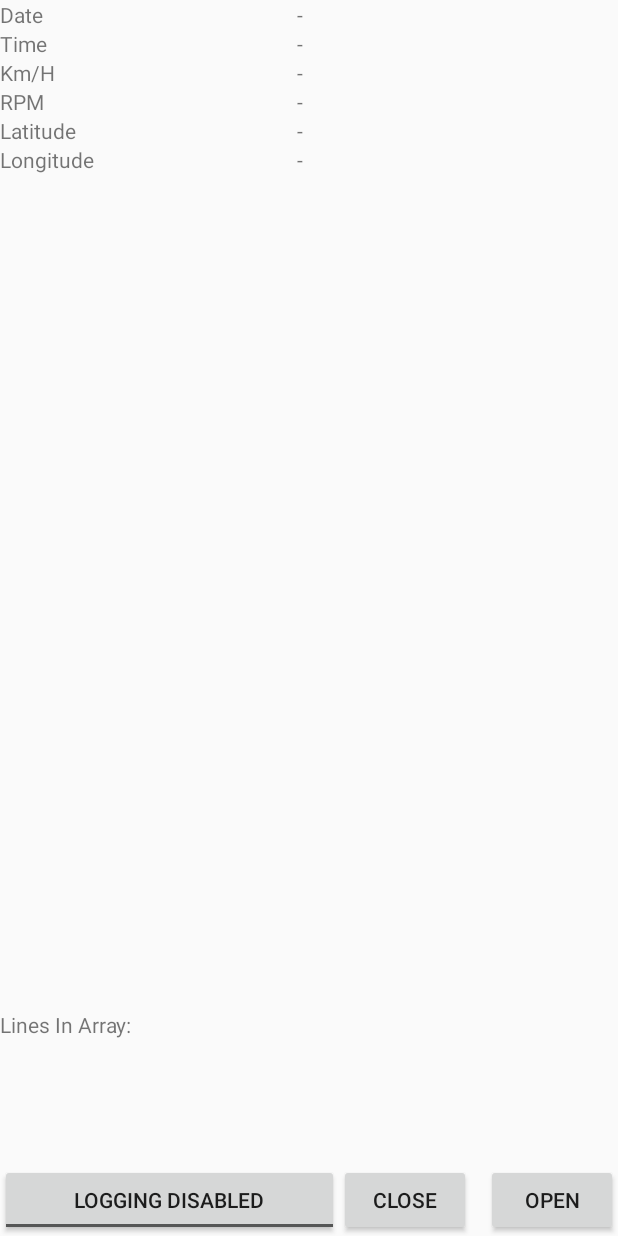
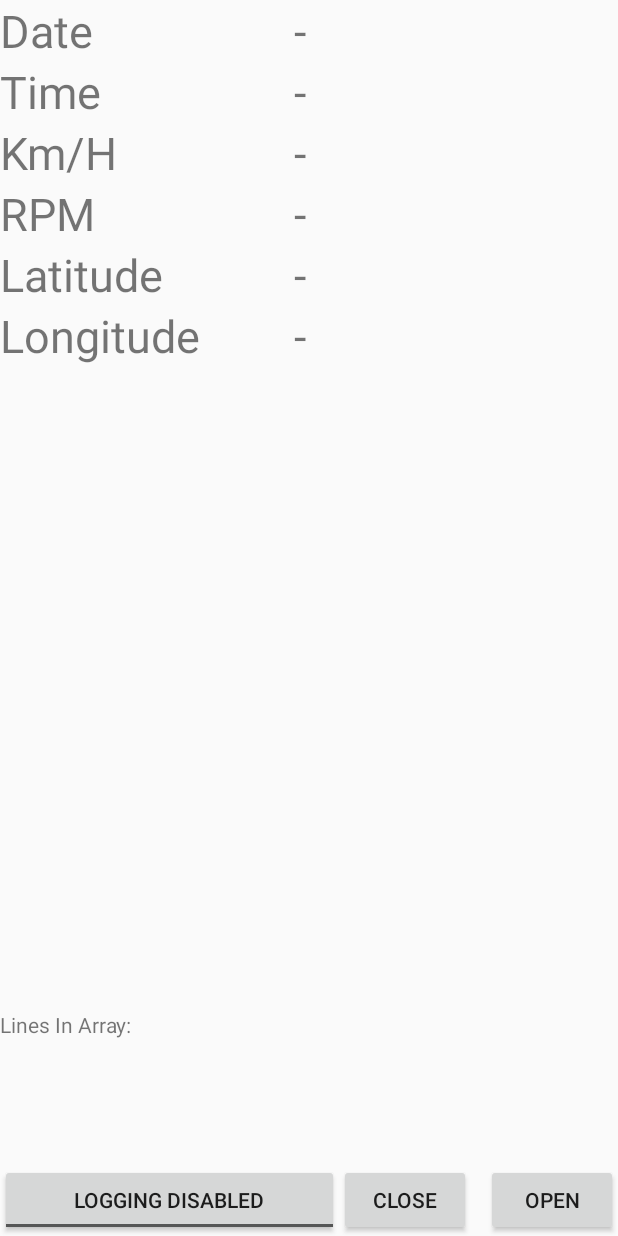
Before and after one commit to nikhunter/Raven, an Android app: the screen it shows after launch (MainActivity), on a phone screen of 412 x 824 dp. Run offline under Robolectric (Android 15) with nearby library versions, the phone set to English and light mode, and no system bars.

Commit message:
Minor changes and code style change

```diff
--- a/Android/Raven/app/build.gradle
+++ b/Android/Raven/app/build.gradle
@@ -3,6 +3,7 @@ apply plugin: 'com.android.application'
 android {
     compileSdkVersion 25
     buildToolsVersion "25.0.3"
+    useLibrary 'org.apache.http.legacy'
     defaultConfig {
         applicationId "com.raven_gps.raven"
         minSdkVersion 22
--- a/Android/Raven/app/src/main/AndroidManifest.xml
+++ b/Android/Raven/app/src/main/AndroidManifest.xml
@@ -19,9 +19,11 @@
         </activity>
     </application>
 
+    <uses-permission android:name="android.permission.INTERNET"/>
     <uses-permission android:name="android.permission.BLUETOOTH"/>
     <uses-permission android:name="android.permission.BLUETOOTH_PRIVILEGED"/>
     <uses-permission android:name="android.permission.BLUETOOTH_ADMIN"/>
     <uses-permission android:name="android.permission.WRITE_EXTERNAL_STORAGE" />
+    <uses-permission android:name="android.permission.READ_EXTERNAL_STORAGE" />
 
 </manifest>
--- a/Android/Raven/app/src/main/res/layout/activity_main.xml
+++ b/Android/Raven/app/src/main/res/layout/activity_main.xml
@@ -33,36 +33,39 @@
         android:layout_above="@+id/scrollView2">
 
         <TextView
-            android:layout_width="200px"
             android:layout_height="wrap_content"
             android:layout_column="0"
             android:layout_row="0"
-            android:text="Date" />
+            android:text="Date"
+            android:textSize="30sp" />
 
         <TextView
-            android:layout_width="200px"
             android:layout_height="wrap_content"
             android:layout_column="0"
             android:layout_row="1"
-            android:text="Time" />
+            android:text="Time"
+            android:textSize="30sp" />
+
         <TextView
-            android:layout_width="200px"
             android:layout_height="wrap_content"
             android:layout_column="0"
             android:layout_row="2"
-            android:text="Km/H" />
+            android:text="Km/H"
+            android:textSize="30sp" />
+
         <TextView
-            android:layout_width="200px"
             android:layout_height="wrap_content"
             android:layout_column="0"
             android:layout_row="3"
-            android:text="RPM" />
+            android:text="RPM"
+            android:textSize="30sp" />
+
         <TextView
-            android:layout_width="200px"
             android:layout_height="wrap_content"
             android:layout_column="0"
             android:layout_row="4"
-            android:text="Latitude" />
+            android:text="Latitude"
+            android:textSize="30sp" />
 
         <TextView
             android:layout_width="200px"
@@ -70,7 +73,8 @@
             android:layout_column="1"
             android:layout_row="0"
             android:text="-"
-            android:textAlignment="center" />
+            android:textAlignment="center"
+            android:textSize="30sp" />
 
         <TextView
             android:layout_width="200px"
@@ -78,7 +82,8 @@
             android:layout_column="1"
             android:layout_row="1"
             android:text="-"
-            android:textAlignment="center" />
+            android:textAlignment="center"
+            android:textSize="30sp" />
 
         <TextView
             android:layout_width="200px"
@@ -86,7 +91,8 @@
             android:layout_column="1"
             android:layout_row="2"
             android:text="-"
-            android:textAlignment="center" />
+            android:textAlignment="center"
+            android:textSize="30sp" />
 
         <TextView
             android:layout_width="200px"
@@ -94,7 +100,8 @@
             android:layout_column="1"
             android:layout_row="3"
             android:text="-"
-            android:textAlignment="center" />
+            android:textAlignment="center"
+            android:textSize="30sp" />
 
         <TextView
             android:layout_width="200px"
@@ -102,7 +109,8 @@
             android:layout_column="1"
             android:layout_row="4"
             android:text="-"
-            android:textAlignment="center" />
+            android:textAlignment="center"
+            android:textSize="30sp" />
 
         <TextView
             android:layout_width="200px"
@@ -110,52 +118,58 @@
             android:layout_column="1"
             android:layout_row="5"
             android:text="-"
-            android:textAlignment="center" />
+            android:textAlignment="center"
+            android:textSize="30sp" />
 
         <TextView
             android:id="@+id/date"
-            android:layout_width="200px"
             android:layout_height="wrap_content"
             android:layout_column="2"
-            android:layout_row="0" />
+            android:layout_row="0"
+            android:textSize="30sp" />
+
         <TextView
             android:id="@+id/time"
-            android:layout_width="200px"
             android:layout_height="wrap_content"
             android:layout_column="2"
-            android:layout_row="1" />
+            android:layout_row="1"
+            android:textSize="30sp" />
+
         <TextView
             android:id="@+id/kmh"
-            android:layout_width="200px"
             android:layout_height="wrap_content"
             android:layout_column="2"
-            android:layout_row="2" />
+            android:layout_row="2"
+            android:textSize="30sp" />
+
         <TextView
             android:id="@+id/rpm"
-            android:layout_width="200px"
             android:layout_height="wrap_content"
             android:layout_column="2"
-            android:layout_row="3" />
+            android:layout_row="3"
+            android:textSize="30sp" />
+
         <TextView
             android:id="@+id/lat"
-            android:layout_width="200px"
             android:layout_height="wrap_content"
             android:layout_column="2"
-            android:layout_row="4" />
+            android:layout_row="4"
+            android:textSize="30sp" />
+
         <TextView
             android:id="@+id/lng"
-            android:layout_width="200px"
             android:layout_height="wrap_content"
             android:layout_column="2"
-            android:layout_row="5" />
+            android:layout_row="5"
+            android:textSize="30sp" />
 
         <TextView
             android:id="@+id/textView"
-            android:layout_width="200px"
             android:layout_height="wrap_content"
             android:layout_column="0"
             android:layout_row="5"
-            android:text="Longitude" />
+            android:text="Longitude"
+            android:textSize="30sp" />
 
         <TextView
             android:layout_width="wrap_content"
```
Also changed, not shown: Android/Raven/app/src/main/java/com/raven_gps/raven/MainActivity.java (+86 -125 lines).
